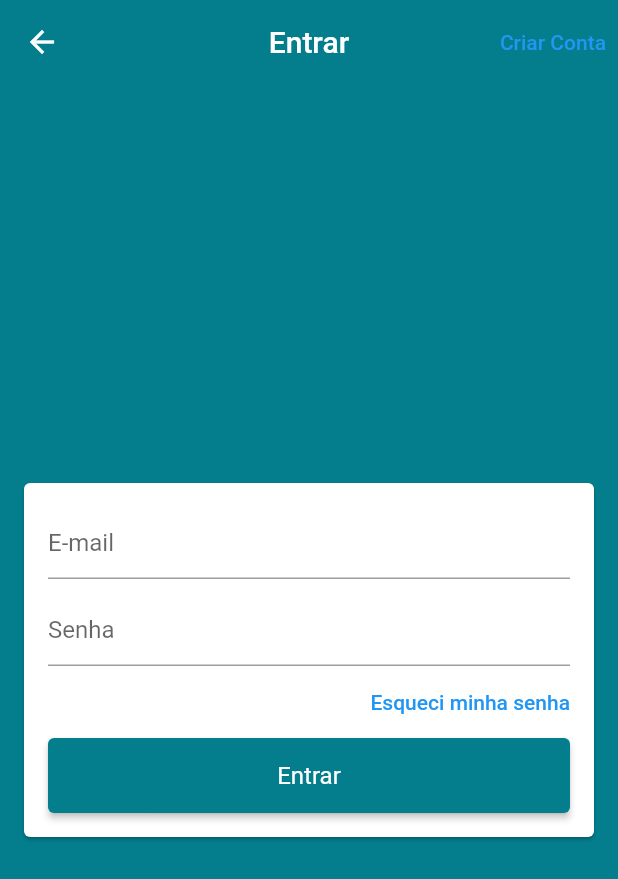
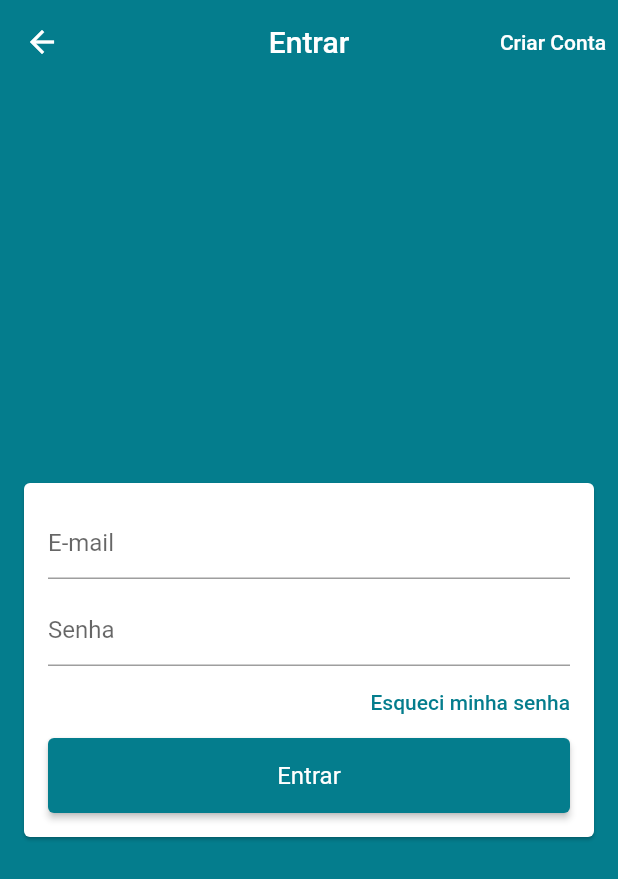
Before and after one commit to josimarminetefera/loja_virtual_completa, a Flutter app: the screen it shows after launch, on a phone screen of 412 x 824 dp. Shown: the top 879 px of the screen. Run offline on Flutter 3.47's test engine with Material 2 defaults, Android fonts, the phone set to English and light mode, and no system bars; our stand-ins replace cloud_firestore, firebase_auth, firebase_core; accounts and stored records are empty.

```diff
--- a/lib/screens/login/login_screen.dart
+++ b/lib/screens/login/login_screen.dart
@@ -21,7 +21,10 @@ class LoginScreen extends StatelessWidget {
           TextButton(
             child: const Text(
               "Criar Conta",
-              style: TextStyle(fontSize: 14),
+              style: TextStyle(
+                fontSize: 14,
+                color: Colors.white,
+              ),
             ),
             onPressed: () {
               //PARA SUBSTITUIR UMA TELA PELA OUTRA pushReplacementNamed
@@ -36,19 +39,7 @@ class LoginScreen extends StatelessWidget {
           child: Form(
             key: formKey,
             child: Consumer<UsuarioManager>(
-              child: Align(
-                alignment: Alignment.centerRight,
-                child: Container(
-                  padding: EdgeInsets.zero,
-                  child: TextButton(
-                    style: TextButton.styleFrom(
-                      padding: EdgeInsets.zero,
-                    ),
-                    child: const Text("Esqueci minha senha"),
-                    onPressed: () {},
-                  ),
-                ),
-              ),
+              child: contruirEsqueciMinhaSenha(context), //isso aqui é chamado pelo childQueNaoRebilda
               builder: (_, usuarioManager, childQueNaoRebilda) {
                 return ListView(
                   padding: const EdgeInsets.all(16),
@@ -67,7 +58,7 @@ class LoginScreen extends StatelessWidget {
     );
   }
 
-  Column construirCampoEmailSenha(BuildContext context, UsuarioManager usuarioManager) {
+  Widget construirCampoEmailSenha(BuildContext context, UsuarioManager usuarioManager) {
     return Column(
       children: [
         TextFormField(
@@ -79,8 +70,10 @@ class LoginScreen extends StatelessWidget {
           autocorrect: false,
           enabled: !context.read<UsuarioManager>().carregando,
           validator: (valor) {
-            if (!emailValido(valor)) {
-              return "Email inválido";
+            if (valor.isEmpty) {
+              return "Campo obrigatório";
+            } else if (!validarEmail(valor)) {
+              return "E-mail inválido";
             }
             return null;
           },
@@ -95,8 +88,10 @@ class LoginScreen extends StatelessWidget {
           obscureText: true,
           enabled: !usuarioManager.carregando,
           validator: (valor) {
-            if (valor.isEmpty || valor.length < 6) {
-              return "Senha inválida";
+            if (valor.isEmpty) {
+              return "Campo obrigatório";
+            } else if (!validarSenha(valor)) {
+              return "Senha muito curta";
             }
             return null;
           },
@@ -105,7 +100,26 @@ class LoginScreen extends StatelessWidget {
     );
   }
 
-  SizedBox construirBotaoEntrar(BuildContext context, UsuarioManager usuarioManager) {
+  Widget contruirEsqueciMinhaSenha(BuildContext context) {
+    return Align(
+      alignment: Alignment.centerRight,
+      child: Container(
+        padding: EdgeInsets.zero,
+        child: TextButton(
+          style: TextButton.styleFrom(
+            padding: EdgeInsets.zero,
+          ),
+          child: const Text(
+            "Esqueci minha senha",
+            style: TextStyle(color: Color.fromARGB(255, 4, 125, 141)),
+          ),
+          onPressed: () {},
+        ),
+      ),
+    );
+  }
+
+  Widget construirBotaoEntrar(BuildContext context, UsuarioManager usuarioManager) {
     return SizedBox(
       height: 50,
       child: ElevatedButton(
```
Also changed, not shown: 1 other file.
